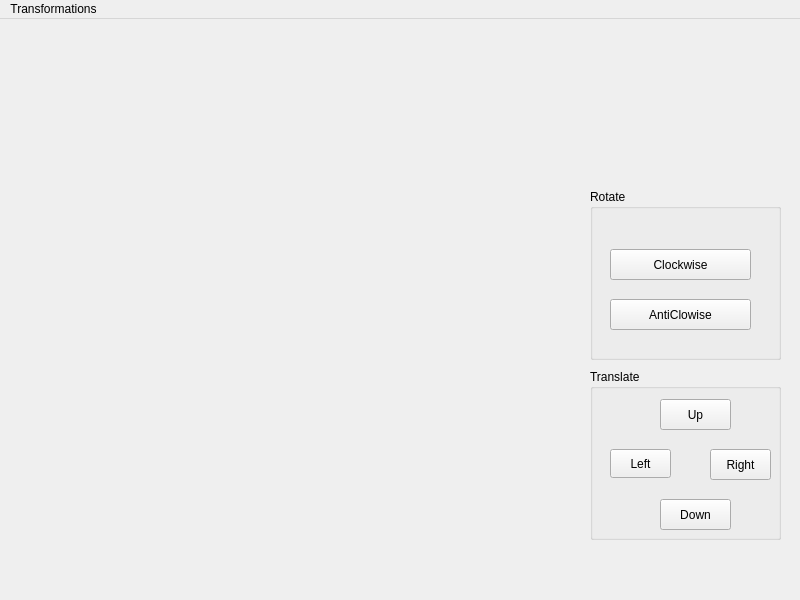
Before: the Qt Designer form mainwindow.ui in kennedy-brito/SegundoExercicioCG, drawn with Qt 5.
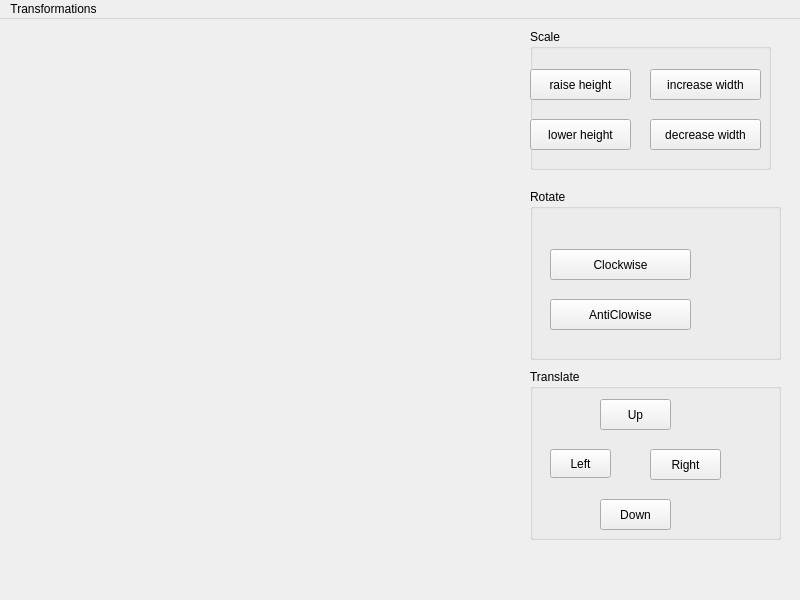
After: the same form once the commit is applied. Custom widgets are drawn as their Qt base class.

Patch:
```diff
--- a/mainwindow.ui
+++ b/mainwindow.ui
@@ -17,19 +17,19 @@
    <widget class="GLWidget" name="widget" native="true">
     <property name="geometry">
      <rect>
-      <x>170</x>
+      <x>30</x>
       <y>70</y>
-      <width>381</width>
-      <height>321</height>
+      <width>431</width>
+      <height>351</height>
      </rect>
     </property>
    </widget>
    <widget class="QGroupBox" name="groupBox">
     <property name="geometry">
      <rect>
-      <x>590</x>
+      <x>530</x>
       <y>350</y>
-      <width>191</width>
+      <width>251</width>
       <height>171</height>
      </rect>
     </property>
@@ -65,19 +65,6 @@
       <string>Left</string>
      </property>
     </widget>
-    <widget class="QPushButton" name="rightButtom">
-     <property name="geometry">
-      <rect>
-       <x>120</x>
-       <y>80</y>
-       <width>61</width>
-       <height>31</height>
-      </rect>
-     </property>
-     <property name="text">
-      <string>Right</string>
-     </property>
-    </widget>
     <widget class="QPushButton" name="downButton">
      <property name="geometry">
       <rect>
@@ -94,13 +81,29 @@
       <string>Down</string>
      </property>
     </widget>
+    <widget class="QPushButton" name="rightButton">
+     <property name="geometry">
+      <rect>
+       <x>120</x>
+       <y>80</y>
+       <width>71</width>
+       <height>31</height>
+      </rect>
+     </property>
+     <property name="cursor">
+      <cursorShape>PointingHandCursor</cursorShape>
+     </property>
+     <property name="text">
+      <string>Right</string>
+     </property>
+    </widget>
    </widget>
    <widget class="QGroupBox" name="groupBox_2">
     <property name="geometry">
      <rect>
-      <x>590</x>
+      <x>530</x>
       <y>170</y>
-      <width>191</width>
+      <width>251</width>
       <height>171</height>
      </rect>
     </property>
@@ -140,6 +143,71 @@
      </property>
     </widget>
    </widget>
+   <widget class="QGroupBox" name="groupBox_3">
+    <property name="geometry">
+     <rect>
+      <x>530</x>
+      <y>10</y>
+      <width>241</width>
+      <height>141</height>
+     </rect>
+    </property>
+    <property name="title">
+     <string>Scale</string>
+    </property>
+    <widget class="QPushButton" name="pushButton">
+     <property name="geometry">
+      <rect>
+       <x>0</x>
+       <y>40</y>
+       <width>101</width>
+       <height>31</height>
+      </rect>
+     </property>
+     <property name="text">
+      <string>raise height</string>
+     </property>
+    </widget>
+    <widget class="QPushButton" name="pushButton_2">
+     <property name="geometry">
+      <rect>
+       <x>0</x>
+       <y>90</y>
+       <width>101</width>
+       <height>31</height>
+      </rect>
+     </property>
+     <property name="text">
+      <string>lower height</string>
+     </property>
+    </widget>
+    <widget class="QPushButton" name="pushButton_3">
+     <property name="geometry">
+      <rect>
+       <x>120</x>
+       <y>40</y>
+       <width>111</width>
+       <height>31</height>
+      </rect>
+     </property>
+     <property name="text">
+      <string>increase width</string>
+     </property>
+    </widget>
+    <widget class="QPushButton" name="pushButton_4">
+     <property name="geometry">
+      <rect>
+       <x>120</x>
+       <y>90</y>
+       <width>111</width>
+       <height>31</height>
+      </rect>
+     </property>
+     <property name="text">
+      <string>decrease width</string>
+     </property>
+    </widget>
+   </widget>
   </widget>
   <widget class="QMenuBar" name="menubar">
    <property name="geometry">
```
